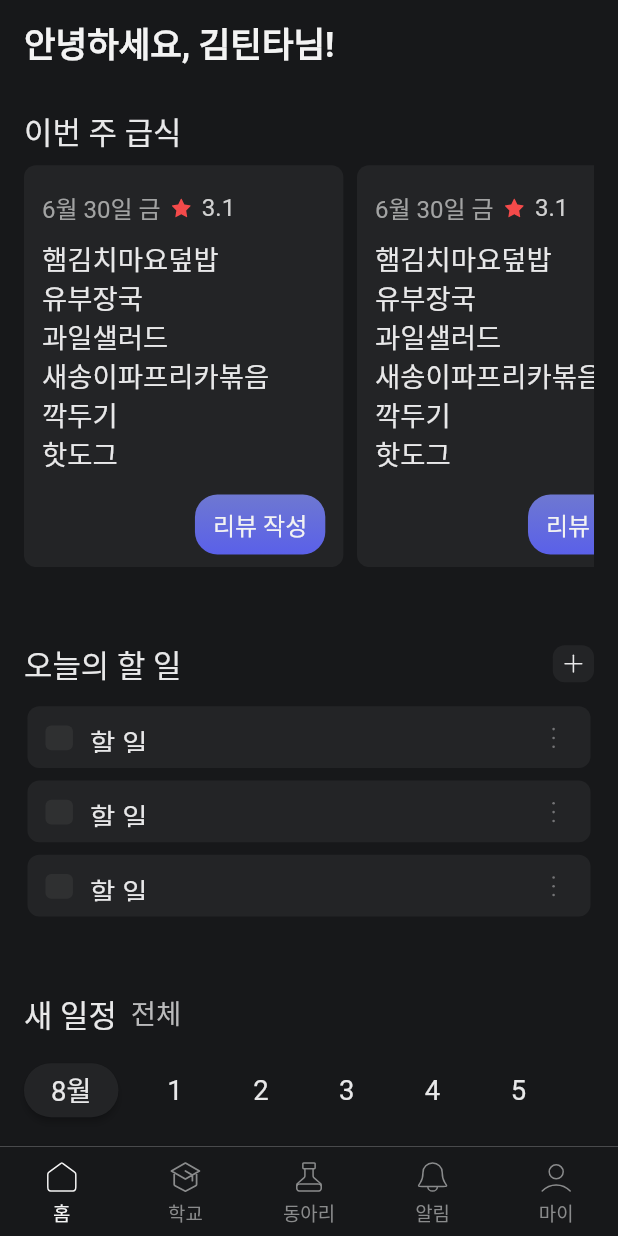
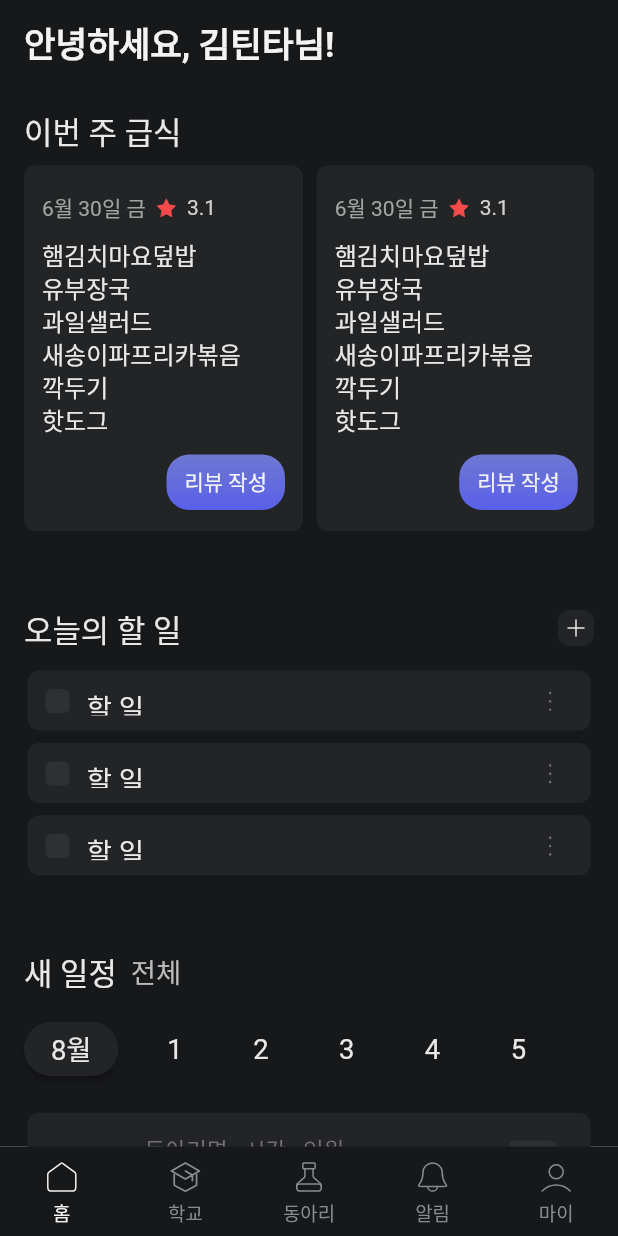
Before and after one commit to teentime/teentime-client-app, a Flutter app: the screen it shows after launch, on a phone screen of 412 x 824 dp. Run offline on Flutter 3.47's test engine with Material 2 defaults, Android fonts, the phone set to English and light mode, and no system bars; our stand-ins replace carousel_slider, flutter_screenutil, flutter_svg, month_picker_dialog; Roboto replaces fonts that are missing (Pretendard).

Commit message:
fix: 메인페이지 반응형 수정

```diff
--- a/lib/screens/home.dart
+++ b/lib/screens/home.dart
@@ -57,7 +57,7 @@ class __HomeState extends State<Home> {
               ),
               SizedBox(height: 8.h),
               SizedBox(
-                height: 260.h,
+                height: 244,
                 child: ListView.builder(
                   scrollDirection: Axis.horizontal,
                   itemCount: 3,
@@ -83,8 +83,8 @@ class __HomeState extends State<Home> {
                   InkWell(
                     onTap: () {},
                     child: Container(
-                      width: 24.w,
-                      height: 24.h,
+                      width: 24,
+                      height: 24,
                       decoration: BoxDecoration(
                         color: AppColors.dark12,
                         borderRadius: BorderRadius.circular(8),
--- a/lib/widgets/home/calendar_card.dart
+++ b/lib/widgets/home/calendar_card.dart
@@ -15,7 +15,7 @@ class __CalendarCardState extends State<CalendarCard> {
   Widget build(BuildContext context) {
     return Container(
       width: 328.w,
-      height: 69.h,
+      height: 69,
       padding: const EdgeInsets.fromLTRB(24.0, 14.0, 16.0, 14.0),
       decoration: BoxDecoration(
         color: AppColors.dark12,
@@ -23,10 +23,10 @@ class __CalendarCardState extends State<CalendarCard> {
       ),
       child: Row(
         children: [
-          Text(
+          const Text(
             '1일',
             style: TextStyle(
-              fontSize: 18.sp,
+              fontSize: 18,
               fontWeight: FontWeight.w500,
               color: AppColors.dark11,
             ),
@@ -37,13 +37,13 @@ class __CalendarCardState extends State<CalendarCard> {
             child: Row(
               mainAxisAlignment: MainAxisAlignment.spaceBetween,
               children: [
-                Column(
+                const Column(
                   crossAxisAlignment: CrossAxisAlignment.start,
                   children: [
                     Text(
                       '동아리명 · 시간 · 인원',
                       style: TextStyle(
-                        fontSize: 15.sp,
+                        fontSize: 15,
                         fontWeight: FontWeight.normal,
                         color: AppColors.dark05,
                       ),
@@ -51,7 +51,7 @@ class __CalendarCardState extends State<CalendarCard> {
                     Text(
                       '일정 제목',
                       style: TextStyle(
-                        fontSize: 16.sp,
+                        fontSize: 16,
                         fontWeight: FontWeight.w500,
                         color: AppColors.dark11,
                       ),
@@ -65,8 +65,8 @@ class __CalendarCardState extends State<CalendarCard> {
                     });
                   },
                   child: Container(
-                    width: 32.w,
-                    height: 32.h,
+                    width: 32,
+                    height: 32,
                     decoration: BoxDecoration(
                       color: AppColors.dark02,
                       borderRadius: BorderRadius.circular(4),
@@ -74,13 +74,13 @@ class __CalendarCardState extends State<CalendarCard> {
                     child: _isSend
                         ? SvgPicture.asset(
                             'assets/icons/calendar_filled_alarm.svg',
-                            width: 24.w,
-                            height: 24.h,
+                            width: 24,
+                            height: 24,
                           )
                         : SvgPicture.asset(
                             'assets/icons/calendar_alarm.svg',
-                            width: 24.w,
-                            height: 24.h,
+                            width: 24,
+                            height: 24,
                           ),
                   ),
                 ),
--- a/lib/widgets/home/meal_card.dart
+++ b/lib/widgets/home/meal_card.dart
@@ -14,22 +14,21 @@ class __MealCardState extends State<MealCard> {
   @override
   Widget build(BuildContext context) {
     return Container(
-      width: 186.w,
-      height: 260,
+      width: 186,
       decoration: BoxDecoration(
         color: AppColors.dark12,
         borderRadius: BorderRadius.circular(8),
       ),
-      padding: const EdgeInsets.fromLTRB(12.0, 16.0, 12.0, 12.0),
+      padding: const EdgeInsets.fromLTRB(12.0, 16.0, 0, 0),
       child: Column(
         crossAxisAlignment: CrossAxisAlignment.start,
         children: [
           Row(
             children: [
-              Text(
+              const Text(
                 '6월 30일 금',
                 style: TextStyle(
-                  fontSize: 14.sp,
+                  fontSize: 14,
                   fontWeight: FontWeight.normal,
                   color: AppColors.dark07,
                 ),
@@ -39,32 +38,32 @@ class __MealCardState extends State<MealCard> {
                 width: 24.w,
                 height: 24.h,
               ),
-              Text(
+              const Text(
                 '3.1',
                 style: TextStyle(
-                  fontSize: 14.sp,
+                  fontSize: 14,
                   fontWeight: FontWeight.normal,
                   color: AppColors.dark09,
                 ),
               ),
             ],
           ),
-          SizedBox(height: 8.h),
-          Text(
+          const SizedBox(height: 8),
+          const Text(
             '햄김치마요덮밥\n유부장국\n과일샐러드\n새송이파프리카볶음\n깍두기\n핫도그',
             style: TextStyle(
-                fontSize: 16.sp,
+                fontSize: 16,
                 fontWeight: FontWeight.normal,
                 color: AppColors.dark10,
-                height: 1.4.h),
+                height: 1.4),
           ),
-          SizedBox(height: 14.h),
           Row(
             mainAxisAlignment: MainAxisAlignment.end,
             children: [
               InkWell(
                 onTap: () {},
                 child: Container(
+                  margin: const EdgeInsets.all(12),
                   padding:
                       const EdgeInsets.symmetric(horizontal: 12, vertical: 8),
                   decoration: BoxDecoration(
@@ -75,10 +74,10 @@ class __MealCardState extends State<MealCard> {
                     ),
                     borderRadius: BorderRadius.circular(15),
                   ),
-                  child: Text(
+                  child: const Text(
                     '리뷰 작성',
                     style: TextStyle(
-                      fontSize: 14.sp,
+                      fontSize: 14,
                       fontWeight: FontWeight.normal,
                       color: AppColors.dark11,
                     ),
--- a/lib/widgets/home/todo_card.dart
+++ b/lib/widgets/home/todo_card.dart
@@ -15,7 +15,7 @@ class __TodoCardState extends State<TodoCard> {
   Widget build(BuildContext context) {
     return Container(
       width: 328.w,
-      height: 40.h,
+      height: 40,
       padding: const EdgeInsets.fromLTRB(12.0, 11.0, 8.0, 10.0),
       decoration: BoxDecoration(
         color: AppColors.dark12,
@@ -30,8 +30,8 @@ class __TodoCardState extends State<TodoCard> {
               });
             },
             child: Container(
-              width: 16.w,
-              height: 16.h,
+              width: 16,
+              height: 16,
               decoration: BoxDecoration(
                 color: _isCompleted ? AppColors.main : AppColors.dark02,
                 borderRadius: BorderRadius.circular(4),
```
Also changed, not shown: lib/widgets/home/post_card.dart (+16 -15 lines).
